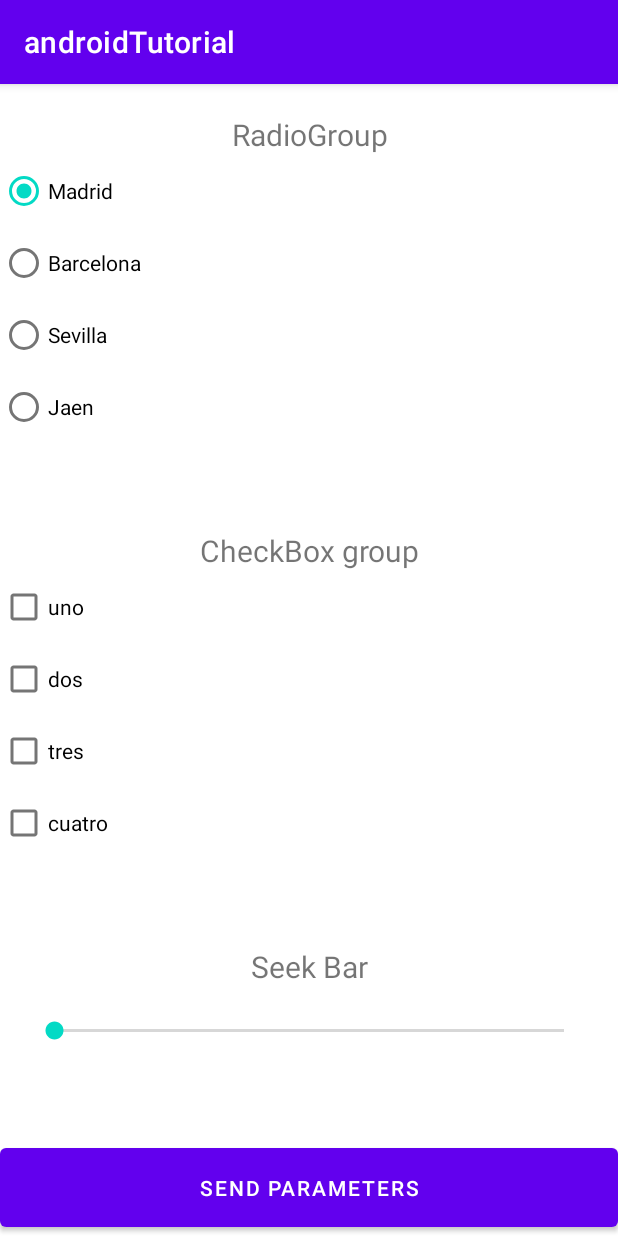
After one commit to dronsEETAC/tutorialAndroid, an Android app: the ParametersActivity screen opened directly, with no data from a screen before it, on a phone screen of 412 x 824 dp. The commit adds this screen. Run offline under Robolectric (Android 15) with nearby library versions, the light colour scheme and no system bars.

Commit message:
Step 6: ParametersActivity

```diff
--- a/app/build.gradle
+++ b/app/build.gradle
@@ -33,7 +33,6 @@ android {
 }
 
 dependencies {
-
     implementation 'androidx.core:core-ktx:1.7.0'
     implementation 'androidx.appcompat:appcompat:1.5.1'
     implementation 'com.google.android.material:material:1.7.0'
--- a/app/src/main/AndroidManifest.xml
+++ b/app/src/main/AndroidManifest.xml
@@ -12,6 +12,13 @@
         android:supportsRtl="true"
         android:theme="@style/Theme.AndroidTutorial"
         tools:targetApi="31">
+        <activity
+            android:name=".ParametersActivity"
+            android:exported="false">
+            <meta-data
+                android:name="android.app.lib_name"
+                android:value="" />
+        </activity>
         <activity
             android:name=".InputActivity"
             android:exported="false">
--- a/app/src/main/java/com/example/androidtutorial/MenuActivity.kt
+++ b/app/src/main/java/com/example/androidtutorial/MenuActivity.kt
@@ -25,10 +25,20 @@ class MenuActivity : AppCompatActivity() {
         inputButton.setOnClickListener { input() }
 
         getValueButton = findViewById(R.id.getValue_btn)
+
         parametersButton = findViewById(R.id.parameters_btn)
+        parametersButton.setOnClickListener { parameters() }
+
+
         videoButton = findViewById(R.id.video_btn)
         mapButton = findViewById(R.id.map_btn)
     }
+
+    private fun parameters() {
+        val intent = Intent(this@MenuActivity, ParametersActivity::class.java)
+        startActivity(intent)
+    }
+
     private fun showAlert(){
         val dialogBuilder = AlertDialog.Builder(this)
         dialogBuilder.setMessage("Do you want to close this application?")
@@ -45,8 +55,9 @@ class MenuActivity : AppCompatActivity() {
     }
 
     private fun input(){
-        val intent = Intent(this, InputActivity::class.java)
+        val intent = Intent(this@MenuActivity, InputActivity::class.java)
         startActivity(intent)
     }
 
+
 }
--- /dev/null
+++ b/app/src/main/java/com/example/androidtutorial/ParametersActivity.kt
@@ -0,0 +1,60 @@
+package com.example.androidtutorial
+
+import androidx.appcompat.app.AppCompatActivity
+import android.os.Bundle
+import android.util.Log
+import android.widget.Button
+import android.widget.CheckBox
+import android.widget.RadioButton
+import android.widget.RadioGroup
+import android.widget.SeekBar
+
+class ParametersActivity : AppCompatActivity() {
+    private var radioGroup: RadioGroup? = null
+    private lateinit var sendButton: Button
+    private lateinit var seekBar: SeekBar
+    private lateinit var uno: CheckBox
+    private lateinit var dos: CheckBox
+    private lateinit var tres: CheckBox
+    private lateinit var cuatro: CheckBox
+    private lateinit var radioButton: RadioButton
+
+    override fun onCreate(savedInstanceState: Bundle?) {
+        super.onCreate(savedInstanceState)
+        setContentView(R.layout.activity_parameters)
+
+        radioGroup = findViewById(R.id.radioGroup)
+
+        uno = findViewById(R.id.checkBox1)
+        dos = findViewById(R.id.checkBox2)
+        tres = findViewById(R.id.checkBox3)
+        cuatro = findViewById(R.id.checkBox4)
+
+        seekBar = findViewById(R.id.seekBar)
+
+        sendButton = findViewById(R.id.sendParameters_btn)
+        sendButton.setOnClickListener { sendParameters() }
+    }
+
+    private fun sendParameters() {
+        val selectBtn: Int = radioGroup!!.checkedRadioButtonId
+        radioButton = findViewById(selectBtn)
+
+        val result = StringBuilder()
+        if(uno.isChecked){
+            result.append("uno ")
+        }
+        if(dos.isChecked){
+            result.append("dos ")
+        }
+        if(tres.isChecked){
+            result.append("tres ")
+        }
+        if(cuatro.isChecked){
+            result.append("cuatro ")
+        }
+
+        Log.d("ParametersActivity send", "RadioButton: ${radioButton.text}, CheckBox: $result, SeekBar: ${seekBar.progress}")
+
+    }
+}
--- /dev/null
+++ b/app/src/main/res/layout/activity_parameters.xml
@@ -0,0 +1,123 @@
+<?xml version="1.0" encoding="utf-8"?>
+<LinearLayout xmlns:android="http://schemas.android.com/apk/res/android"
+    xmlns:tools="http://schemas.android.com/tools"
+    android:layout_width="match_parent"
+    android:layout_height="match_parent"
+    android:orientation="vertical"
+    tools:context=".ParametersActivity">
+
+    <LinearLayout
+        android:layout_width="match_parent"
+        android:layout_height="0dp"
+        android:layout_marginTop="20dp"
+        android:layout_weight="2"
+        android:orientation="vertical">
+
+        <TextView
+            android:layout_width="match_parent"
+            android:layout_height="wrap_content"
+            android:text="RadioGroup"
+            android:textAlignment="center"
+            android:textSize="20sp" />
+
+        <RadioGroup
+            android:id="@+id/radioGroup"
+            android:layout_width="wrap_content"
+            android:layout_height="wrap_content">
+
+            <RadioButton
+                android:id="@+id/radioBtn1"
+                android:layout_width="wrap_content"
+                android:layout_height="wrap_content"
+                android:checked="true"
+                android:text="Madrid" />
+
+            <RadioButton
+                android:id="@+id/radioBtn2"
+                android:layout_width="wrap_content"
+                android:layout_height="wrap_content"
+                android:text="Barcelona" />
+
+            <RadioButton
+                android:id="@+id/radioBtn3"
+                android:layout_width="wrap_content"
+                android:layout_height="wrap_content"
+                android:text="Sevilla" />
+
+            <RadioButton
+                android:id="@+id/radioBtn4"
+                android:layout_width="wrap_content"
+                android:layout_height="wrap_content"
+                android:text="Jaen" />
+        </RadioGroup>
+    </LinearLayout>
+
+    <LinearLayout
+        android:layout_width="match_parent"
+        android:layout_height="0dp"
+        android:layout_marginTop="20dp"
+        android:layout_weight="2"
+        android:orientation="vertical">
+
+        <TextView
+            android:layout_width="match_parent"
+            android:layout_height="wrap_content"
+            android:text="CheckBox group"
+            android:textAlignment="center"
+            android:textSize="20sp" />
+
+        <CheckBox
+            android:id="@+id/checkBox1"
+            android:layout_width="wrap_content"
+            android:layout_height="wrap_content"
+            android:text="uno" />
+
+        <CheckBox
+            android:id="@+id/checkBox2"
+            android:layout_width="wrap_content"
+            android:layout_height="wrap_content"
+            android:text="dos" />
+
+        <CheckBox
+            android:id="@+id/checkBox3"
+            android:layout_width="wrap_content"
+            android:layout_height="wrap_content"
+            android:text="tres" />
+
+        <CheckBox
+            android:id="@+id/checkBox4"
+            android:layout_width="wrap_content"
+            android:layout_height="wrap_content"
+            android:text="cuatro" />
+    </LinearLayout>
+
+    <LinearLayout
+        android:layout_width="match_parent"
+        android:layout_height="0dp"
+        android:layout_marginTop="20dp"
+        android:layout_weight="1"
+        android:orientation="vertical">
+
+        <TextView
+            android:layout_width="match_parent"
+            android:layout_height="wrap_content"
+            android:text="Seek Bar"
+            android:textAlignment="center"
+            android:textSize="20sp" />
+
+        <SeekBar
+            android:id="@+id/seekBar"
+            android:layout_width="match_parent"
+            android:layout_height="wrap_content"
+            android:layout_margin="20dp"
+            android:max="100"
+            android:min="0" />
+    </LinearLayout>
+
+    <Button
+        android:id="@+id/sendParameters_btn"
+        android:layout_width="match_parent"
+        android:layout_height="0dp"
+        android:layout_weight="0.5"
+        android:text="Send parameters" />
+</LinearLayout>
```
